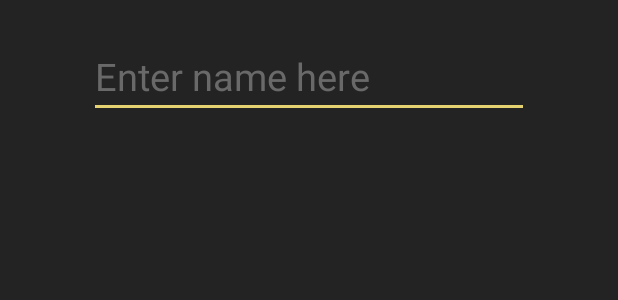
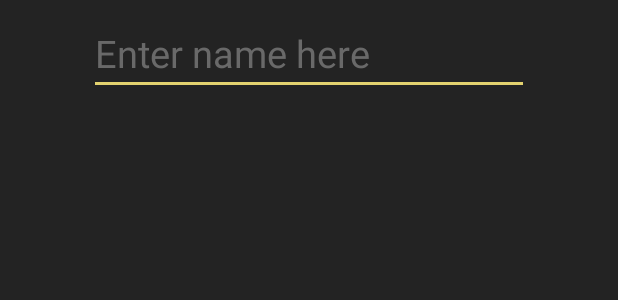
Before and after one commit to gyrodraw/GyroDraw, an Android app: the layout activity_leaderboard.xml on its own in the app's theme, with its tools: preview values and no code run, on a phone screen of 412 x 824 dp. Shown: the top 300 px of the screen. Run offline under Robolectric (Android 15) with nearby library versions, the phone set to English and light mode, and no system bars.

Commit message:
changed layot to linearlayout

```diff
--- a/app/src/main/res/layout/activity_leaderboard.xml
+++ b/app/src/main/res/layout/activity_leaderboard.xml
@@ -9,27 +9,30 @@
     android:background="@color/colorPrimaryDark"
     android:orientation="vertical">
 
+    <LinearLayout
+        android:layout_width="match_parent"
+        android:layout_height="match_parent"
+        android:gravity="top|center_horizontal"
+        android:orientation="vertical">
+
         <EditText
             android:id="@+id/searchField"
             android:layout_width="wrap_content"
             android:layout_height="wrap_content"
             android:layout_marginStart="8dp"
             android:layout_marginLeft="8dp"
+            android:layout_marginTop="8dp"
             android:layout_marginEnd="8dp"
             android:layout_marginRight="8dp"
-        android:layout_marginBottom="7dp"
             android:ems="10"
             android:hint="Enter name here"
             android:inputType="text"
             android:textColor="@color/colorYellow"
             android:textColorHint="@color/colorLightGrey"
             android:textSize="25sp"
-        app:layout_constraintBottom_toBottomOf="parent"
             app:layout_constraintEnd_toEndOf="parent"
-        app:layout_constraintHorizontal_bias="0.503"
             app:layout_constraintStart_toStartOf="parent"
-        app:layout_constraintTop_toTopOf="parent"
-        app:layout_constraintVertical_bias="0.031" />
+            app:layout_constraintTop_toTopOf="parent" />
 
         <ScrollView
             android:id="@+id/scrollLeaderboard"
@@ -40,6 +43,8 @@
             android:layout_marginTop="8dp"
             android:layout_marginEnd="8dp"
             android:layout_marginRight="8dp"
+            android:layout_marginBottom="8dp"
+            app:layout_constraintBottom_toBottomOf="parent"
             app:layout_constraintEnd_toEndOf="parent"
             app:layout_constraintStart_toStartOf="parent"
             app:layout_constraintTop_toBottomOf="@+id/searchField">
@@ -63,4 +68,6 @@
             </LinearLayout>
         </ScrollView>
 
+    </LinearLayout>
+
 </android.support.constraint.ConstraintLayout>
```
Also changed, not shown: 1 other file. Lines whose indentation alone changed are shown as unchanged.
